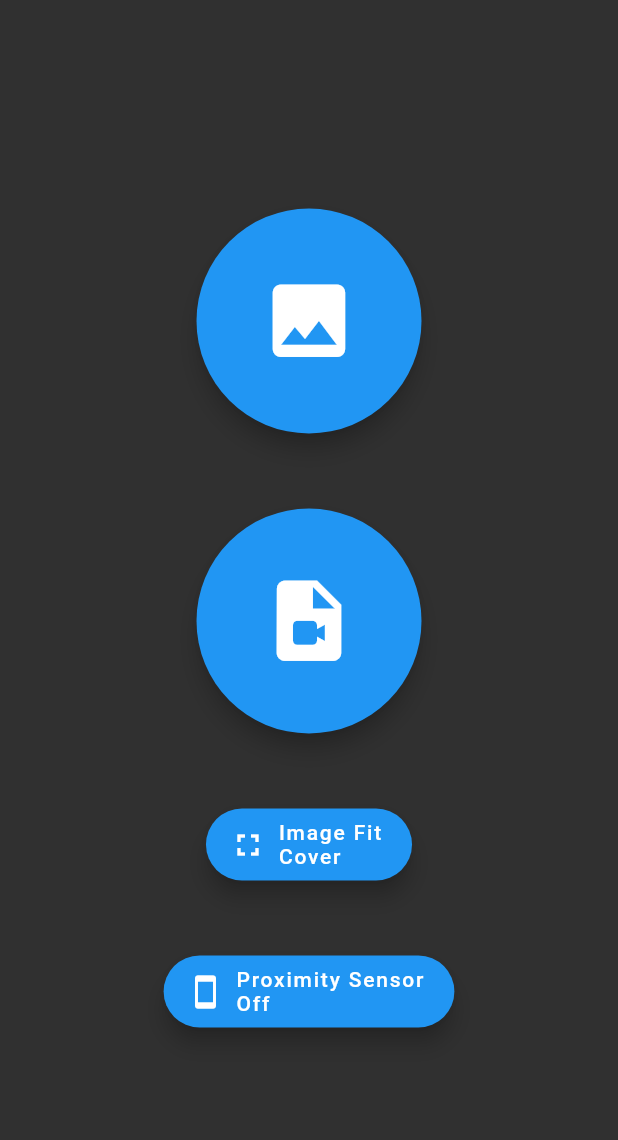
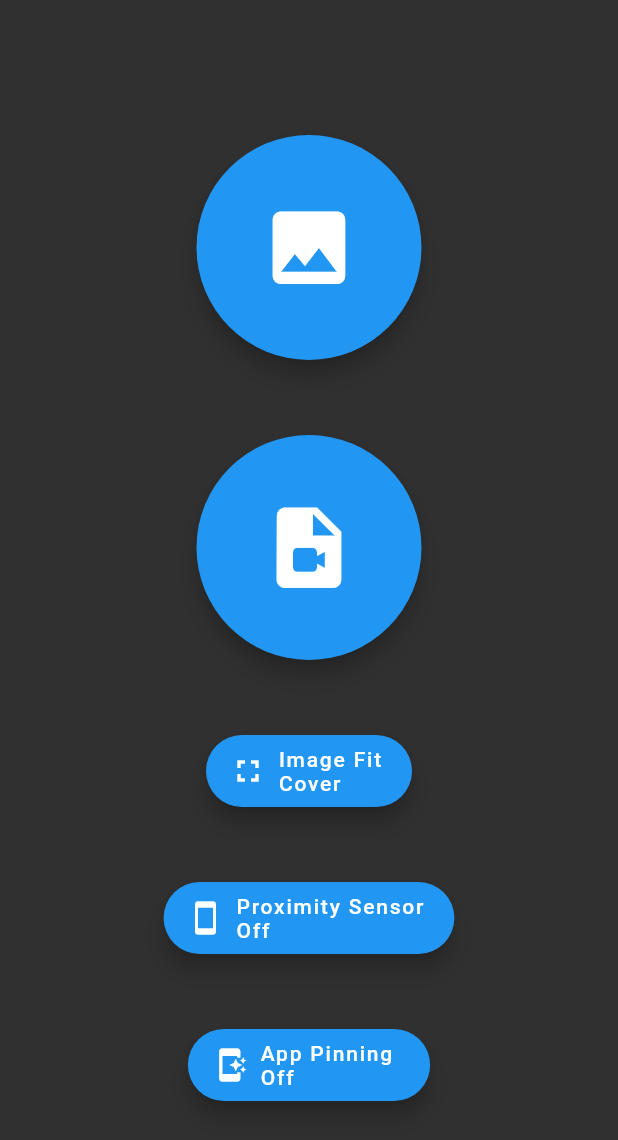
Before and after one commit to dgp-wk/sticky_images_flutter, a Flutter app: the screen it shows after launch, on a phone screen of 412 x 824 dp. Shown: the top 1140 px of the screen. Run offline on Flutter 3.47's test engine with Material 2 defaults, Android fonts, the phone set to English and light mode, and no system bars; our stand-ins replace image_picker, video_player; missing offline and left inert: kiosk_mode, proximity_sensor.

Commit message:
Added a kiosk mode. This isn't a true kiosk mode, it just triggers whatever app pinning mechanism is available on the phone.

```diff
--- a/lib/main.dart
+++ b/lib/main.dart
@@ -3,6 +3,7 @@ import 'package:flutter/material.dart';
 import 'package:flutter/scheduler.dart';
 import 'package:flutter/services.dart';
 import 'package:image_picker/image_picker.dart';
+import 'package:kiosk_mode/kiosk_mode.dart';
 import 'package:sticky_images_flutter/widget_proximitySensor.dart';
 import 'mode_select.dart';
 import 'mode_stickyImage.dart';
@@ -40,6 +41,7 @@ class MyState extends State<MyApp>
   BoxFit fittingMode = BoxFit.cover;
   bool useProximitySensor = false;
   bool isVideo = false;
+  bool useKioskMode = false;
 
   //setFile is the only setter that needs to set state.
   // On we assign an image to make sticky, we can then transition to the stick image mode.
@@ -64,6 +66,16 @@ class MyState extends State<MyApp>
     this.useProximitySensor = useProximitySensor;
   }
 
+  void setKioskMode(bool useKioskMode) async
+  {
+    this.useKioskMode = useKioskMode;
+  }
+
+  void triggerKioskMode() async
+  {
+    await startKioskMode();
+  }
+
   @override
   Widget build(BuildContext context)
   {
@@ -72,8 +84,14 @@ class MyState extends State<MyApp>
       return SelectionWidget(
           onPickerCallback: setFile,
           scalingCallback: setScaling,
-          useProximitySensorCallback: setProximitySensor
+          useProximitySensorCallback: setProximitySensor,
+          useKioskModeCallback: setKioskMode,
       ).build(context);
+    }
+
+    if (useKioskMode)
+    {
+      triggerKioskMode();
     }
 
     if (isVideo)
--- a/lib/mode_select.dart
+++ b/lib/mode_select.dart
@@ -1,5 +1,6 @@
 import 'package:flutter/material.dart';
 import 'package:image_picker/image_picker.dart';
+import 'package:sticky_images_flutter/widget_kiosk.dart';
 
 import 'widget_proximitySensor.dart';
 import 'widget_scalingMode.dart';
@@ -13,11 +14,13 @@ class SelectionWidget extends StatelessWidget
     required this.onPickerCallback,
     required this.scalingCallback,
     required this.useProximitySensorCallback,
+    required this.useKioskModeCallback,
   }) : super(key: key);
 
   final OnPickerCallback? onPickerCallback;
   final OnScalingCallback scalingCallback;
   final OnUseProximitySensorCallback useProximitySensorCallback;
+  final OnUseKioskModeCallback useKioskModeCallback;
 
   Future<void> getImage() async
   {
@@ -69,8 +72,12 @@ class SelectionWidget extends StatelessWidget
                           child: ScalingWidget(scalingCallback: scalingCallback)
                           ),
                       Padding(
-                        padding: const EdgeInsets.only(top: 50.0),
-                        child: ProximitySensorSelectorWidget(useProximitySensorCallback: useProximitySensorCallback)
+                          padding: const EdgeInsets.only(top: 50.0),
+                          child: ProximitySensorSelectorWidget(useProximitySensorCallback: useProximitySensorCallback)
+                          ),
+                      Padding(
+                          padding: const EdgeInsets.only(top: 50.0),
+                          child: KioskSelectorWidget(useKioskModeCallback: useKioskModeCallback)
                       )
                     ]
                 ))));
--- /dev/null
+++ b/lib/widget_kiosk.dart
@@ -0,0 +1,45 @@
+import 'package:flutter/material.dart';
+
+typedef OnUseKioskModeCallback = void Function(bool);
+
+class KioskSelectorWidgetState extends State<KioskSelectorWidget>
+{
+  bool useKioskMode = false;
+  String message = "App Pinning \nOff";
+
+  void onPressed() async
+  {
+    setState(()
+    {
+      useKioskMode = !useKioskMode;
+      message = "App Pinning\n${useKioskMode? "On" : "Off"}";
+    });
+    widget.useKioskModeCallback(useKioskMode);
+  }
+
+  @override
+  Widget build(BuildContext context)
+  {
+    return FloatingActionButton.extended(
+        onPressed: onPressed,
+        icon: Icon(useKioskMode? Icons.screen_lock_portrait : Icons.app_shortcut),
+        label: Text(message),
+        backgroundColor: useKioskMode? Colors.green : Colors.blue);
+  }
+
+}
+class KioskSelectorWidget extends StatefulWidget
+{
+  const KioskSelectorWidget({
+    Key? key,
+    required this.useKioskModeCallback
+  }) : super(key: key);
+
+  final OnUseKioskModeCallback useKioskModeCallback;
+
+  @override
+  State<StatefulWidget> createState() {
+    return KioskSelectorWidgetState();
+  }
+
+}
```
Also changed, not shown: pubspec.lock.
